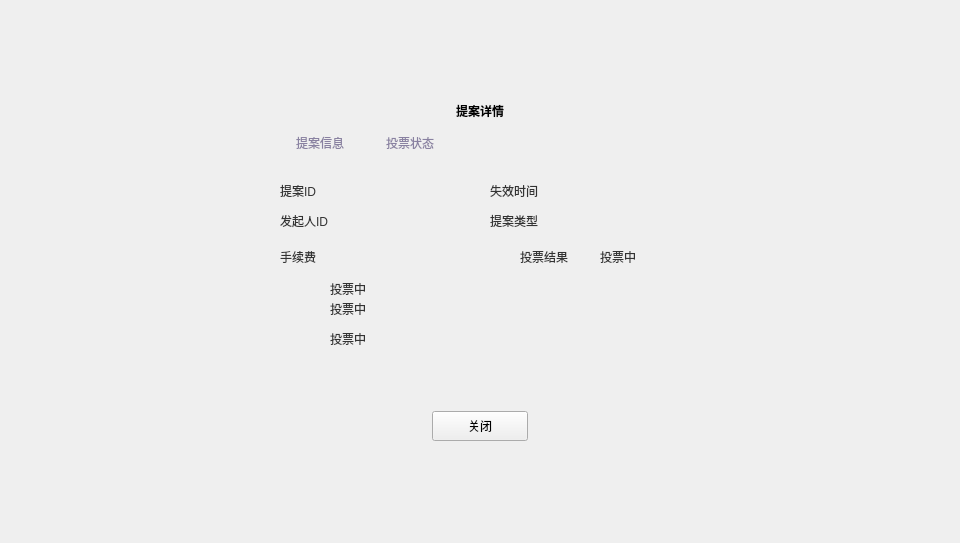
HcashOrg/hx-indicator, file LNKWallet/guard/ProposalDetailDialog.ui: the form before one commit.
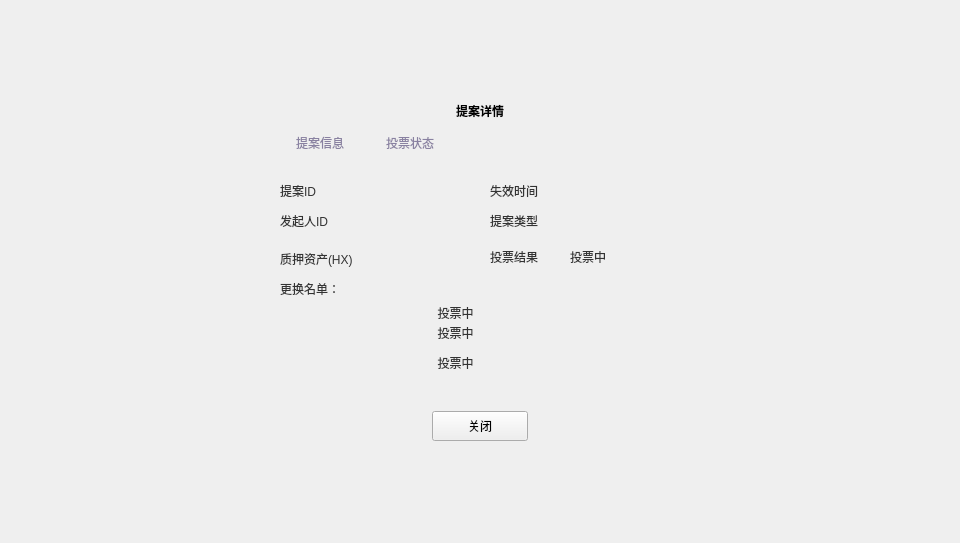
The form after the commit.

What changed in the file:
```diff
--- a/LNKWallet/guard/ProposalDetailDialog.ui
+++ b/LNKWallet/guard/ProposalDetailDialog.ui
@@ -963,18 +963,18 @@
           <rect>
            <x>30</x>
            <y>10</y>
-           <width>54</width>
-           <height>12</height>
+           <width>91</width>
+           <height>16</height>
           </rect>
          </property>
          <property name="text">
-          <string>手续费</string>
+          <string>质押资产(HX)</string>
          </property>
         </widget>
         <widget class="QLabel" name="label_fee">
          <property name="geometry">
           <rect>
-           <x>80</x>
+           <x>130</x>
            <y>10</y>
            <width>54</width>
            <height>12</height>
@@ -987,7 +987,7 @@
         <widget class="QLabel" name="label_27">
          <property name="geometry">
           <rect>
-           <x>270</x>
+           <x>240</x>
            <y>10</y>
            <width>54</width>
            <height>12</height>
@@ -1000,7 +1000,7 @@
         <widget class="QLabel" name="label_votestate">
          <property name="geometry">
           <rect>
-           <x>350</x>
+           <x>320</x>
            <y>10</y>
            <width>54</width>
            <height>12</height>
@@ -1014,7 +1014,7 @@
          <property name="geometry">
           <rect>
            <x>80</x>
-           <y>40</y>
+           <y>64</y>
            <width>251</width>
            <height>16</height>
           </rect>
@@ -1022,12 +1022,15 @@
          <property name="text">
           <string>投票中</string>
          </property>
+         <property name="alignment">
+          <set>Qt::AlignCenter</set>
+         </property>
         </widget>
         <widget class="QLabel" name="label_change2">
          <property name="geometry">
           <rect>
            <x>80</x>
-           <y>60</y>
+           <y>84</y>
            <width>251</width>
            <height>16</height>
           </rect>
@@ -1035,18 +1038,37 @@
          <property name="text">
           <string>投票中</string>
          </property>
+         <property name="alignment">
+          <set>Qt::AlignCenter</set>
+         </property>
         </widget>
         <widget class="QLabel" name="label_change3">
          <property name="geometry">
           <rect>
            <x>80</x>
-           <y>90</y>
+           <y>114</y>
            <width>251</width>
            <height>16</height>
           </rect>
          </property>
          <property name="text">
           <string>投票中</string>
+         </property>
+         <property name="alignment">
+          <set>Qt::AlignCenter</set>
+         </property>
+        </widget>
+        <widget class="QLabel" name="label_26">
+         <property name="geometry">
+          <rect>
+           <x>30</x>
+           <y>40</y>
+           <width>121</width>
+           <height>16</height>
+          </rect>
+         </property>
+         <property name="text">
+          <string>更换名单：</string>
          </property>
         </widget>
        </widget>
```
